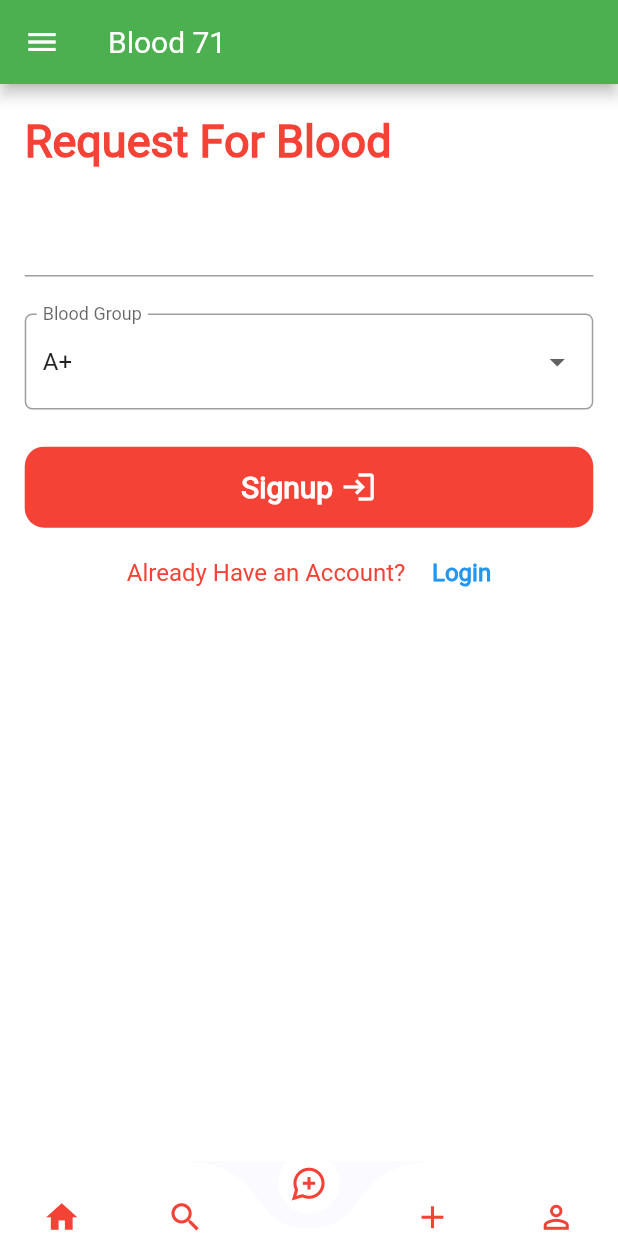
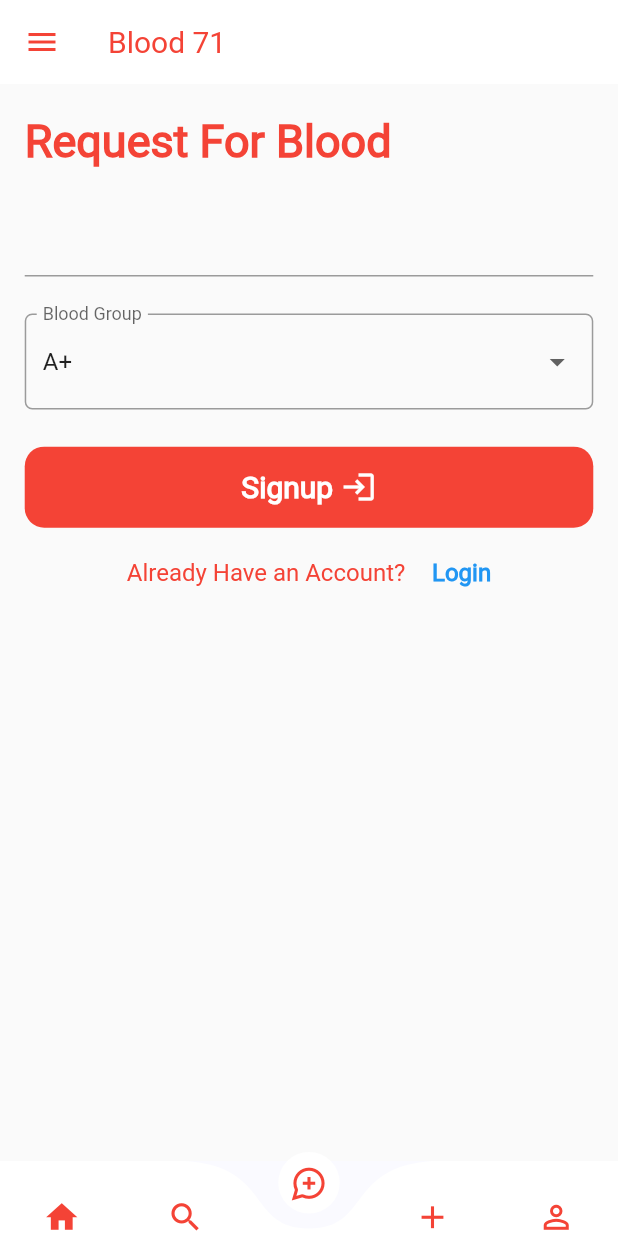
Before and after one commit to robinNcode/blood_71, a Flutter app: the BloodRequestPage screen opened directly, on a phone screen of 412 x 824 dp. Run offline on Flutter 3.47's test engine with Material 2 defaults, Android fonts, the phone set to English and light mode, and no system bars; drawn by our look-alikes of curved_navigation_bar; our stand-ins replace cool_alert, file_picker, flutter_easyloading, shared_preferences, sizer; accounts and stored records are empty.

```diff
--- a/lib/src/pages/blood_request_page.dart
+++ b/lib/src/pages/blood_request_page.dart
@@ -77,11 +77,12 @@ class _BloodRequestPageState extends State<BloodRequestPage>
     Size _size = MediaQuery.of(context).size;
 
     return Scaffold(
-      backgroundColor: Colors.white,
       drawer: const CustomDrawer(),
       appBar: AppBar(
-        title: const Text('Blood 71'),
-        backgroundColor: Colors.green,
+        title: const Text('Blood 71', style: TextStyle(color: Colors.red)),
+        backgroundColor: Colors.white,
+        elevation: 0,
+        iconTheme: const IconThemeData(color: Colors.red),
       ),
       body: Padding(
         padding: EdgeInsets.symmetric(
--- a/lib/src/pages/home_page.dart
+++ b/lib/src/pages/home_page.dart
@@ -21,13 +21,12 @@ class _HomePageState extends State<HomePage> {
 
     var _size = MediaQuery.of(context).size;
     return Scaffold(
-      backgroundColor: Colors.white,
       drawer: const CustomDrawer(),
       appBar: AppBar(
-        title: const Text('Blood 71', style: TextStyle(color: Colors.red),),
+        title: const Text('Blood 71', style: TextStyle(color: Colors.red)),
         backgroundColor: Colors.white,
+        elevation: 0,
         iconTheme: const IconThemeData(color: Colors.red),
-        elevation: 2,
       ),
       body: LayoutWidget(
         crossAxisAlignment: CrossAxisAlignment.start,
```
